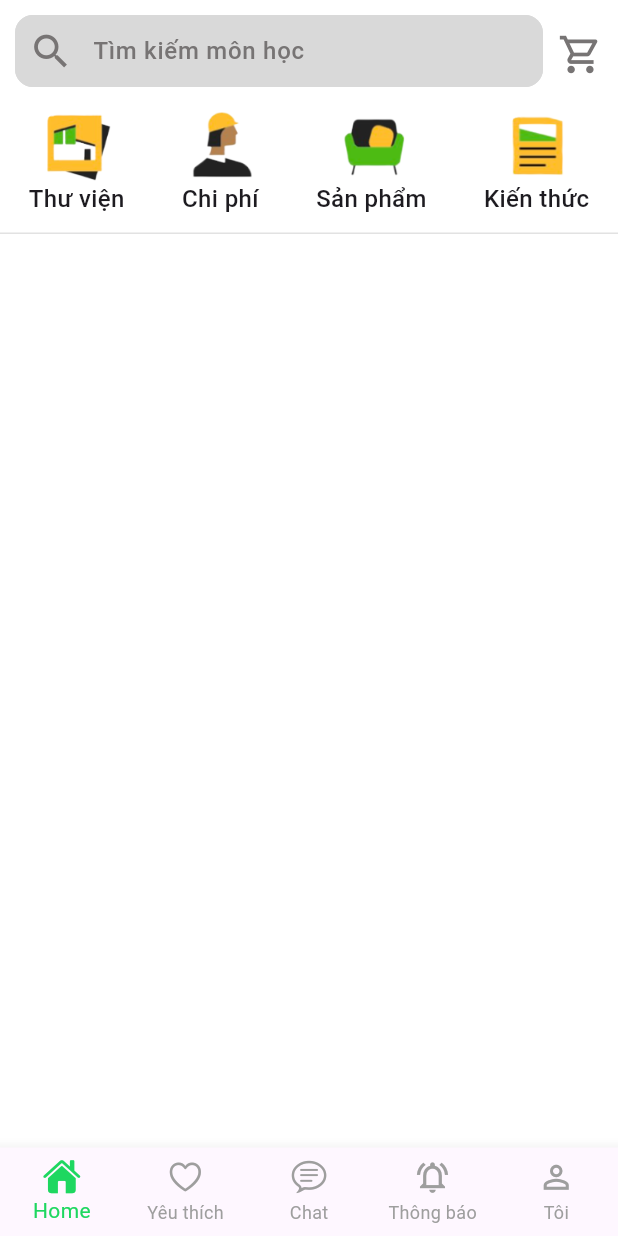
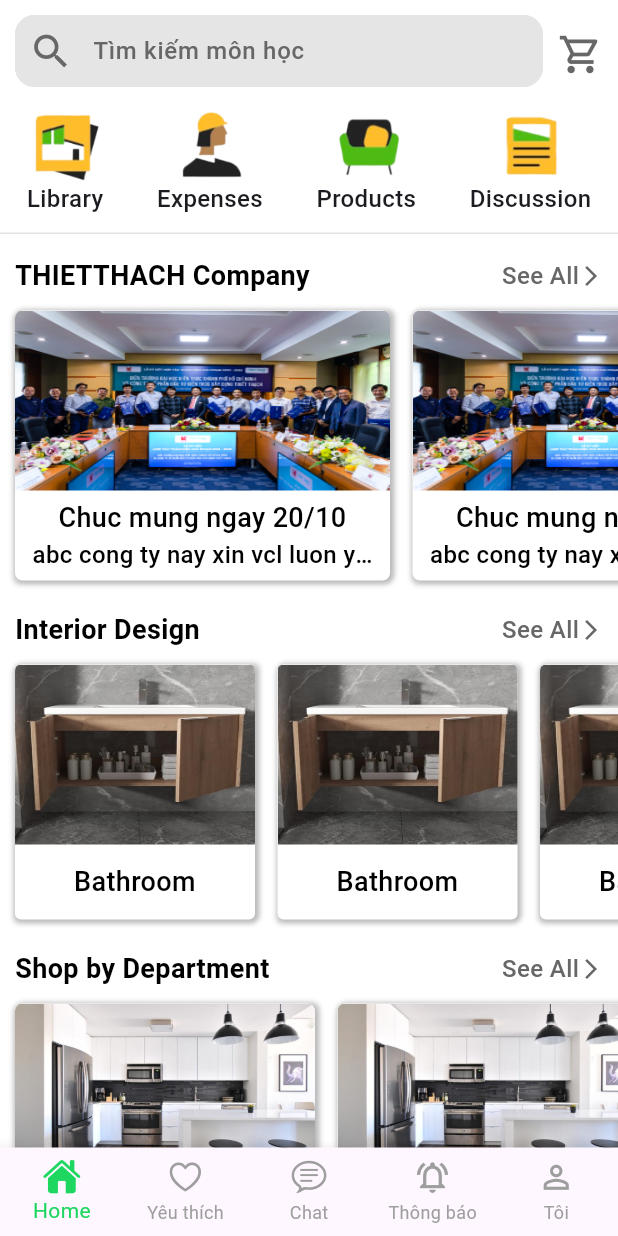
Before and after one commit to duckhai2323/ArHouse, a Flutter app: the screen it shows after launch, on a phone screen of 412 x 824 dp. Run offline on Flutter 3.47's test engine with Material 2 defaults, Android fonts, the phone set to English and light mode, and no system bars; our stand-ins replace curved_navigation_bar, get.

Commit message:
Complete_UIHome

```diff
--- a/lib/colors/colors.dart
+++ b/lib/colors/colors.dart
@@ -7,6 +7,6 @@ class AppColors {
   static const Color logoColor = Color.fromRGBO(42,239,140, 1.0);
   static const Color backgroundIntro = Color.fromRGBO(30,215,96, 1);
   static const Color textIntroColor = Colors.white;
-  static const Color iconColor = Color.fromRGBO(119, 116, 116, 1);
-  static const Color searchColor = Color.fromRGBO(217, 217, 217, 1);
+  static const Color iconColor = Color.fromRGBO(103, 103, 103, 1);
+  static const Color searchColor = Color.fromRGBO(229, 229, 229, 1);
 }
--- /dev/null
+++ b/lib/pages/application/home/display_infor.dart
@@ -0,0 +1,95 @@
+import 'package:flutter/cupertino.dart';
+import 'package:flutter/material.dart';
+import 'package:get/get_state_manager/src/simple/get_view.dart';
+import 'package:thietthach_app/pages/application/home/home_controller.dart';
+
+import '../../../colors/colors.dart';
+
+class InforCompany extends GetView<HomeController>{
+  const InforCompany({super.key});
+
+
+  @override
+  Widget build(BuildContext context) {
+    return Container(
+      height: 200,
+      width: MediaQuery.of(context).size.width,
+      child: ListView.builder(
+        scrollDirection:Axis.horizontal,
+        itemCount: 5,
+        shrinkWrap: true,
+        itemBuilder: (BuildContext context, index){
+          return Container(
+            margin: EdgeInsets.only(left: 10,bottom: 10, top: 10,right: 5),
+            width: 250,
+            height: 180,
+            decoration: BoxDecoration(
+              color: AppColors.backgroundColor,
+              borderRadius: BorderRadius.circular(5),
+              boxShadow: [
+                BoxShadow(
+                  color: Colors.grey.withOpacity(0.5),
+                  spreadRadius: 1,
+                  blurRadius: 2,
+                  offset: Offset(0,2),
+                ),
+                BoxShadow(
+                  color: Colors.grey.withOpacity(0.5),
+                  spreadRadius: 1,
+                  blurRadius: 2,
+                  offset: Offset(2,0),
+                )
+              ],
+            ),
+            child: Column(
+              mainAxisAlignment: MainAxisAlignment.start,
+              mainAxisSize: MainAxisSize.max,
+              crossAxisAlignment: CrossAxisAlignment.start,
+              children: [
+                ClipRRect(
+                  borderRadius: BorderRadius.only(topRight:Radius.circular(5),topLeft: Radius.circular(5)),
+                  child: Image(
+                    image: AssetImage('assets/images/infor.png'),
+                    width: 250,
+                    height: 120,
+                    fit: BoxFit.fill,
+                  ),
+                ),
+
+                Container(
+                  width: 250,
+                  padding: EdgeInsets.only(left: 20,right: 20,top: 5),
+                  child: Text(
+                    'Chuc mung ngay 20/10',
+                    style: TextStyle(
+                      color: Colors.black,
+                      fontWeight: FontWeight.w500,
+                      fontSize: 18,
+                    ),
+                    textAlign:TextAlign.center,
+                    overflow: TextOverflow.ellipsis,
+                  ),
+                ),
+
+                Container(
+                  width: 250,
+                  padding: EdgeInsets.symmetric(horizontal: 10),
+                  child: Text(
+                    'abc cong ty nay xin vcl luon y ao fsfs fbsb bfs sfsf ffsf fsfhshf sfsbfjsbf sfsbf',
+                    style: TextStyle(
+                      color: Colors.black,
+                      fontWeight: FontWeight.w500,
+                      fontSize: 16,
+                    ),
+                    textAlign:TextAlign.center,
+                    overflow: TextOverflow.ellipsis,
+                  ),
+                ),
+              ],
+            ),
+          );
+        },
+      ),
+    );
+  }
+}
--- /dev/null
+++ b/lib/pages/application/home/display_interior.dart
@@ -0,0 +1,81 @@
+import 'package:flutter/cupertino.dart';
+import 'package:flutter/material.dart';
+import 'package:get/get.dart';
+import 'package:thietthach_app/pages/application/home/home_controller.dart';
+
+import '../../../colors/colors.dart';
+
+class InteriorList extends GetView<HomeController>{
+  const InteriorList({super.key});
+
+
+  @override
+  Widget build(BuildContext context) {
+    return  Container(
+      height: 200,
+      width: MediaQuery.of(context).size.width,
+      child: ListView.builder(
+        scrollDirection:Axis.horizontal,
+        itemCount: 5,
+        shrinkWrap: true,
+        itemBuilder: (BuildContext context, index){
+          return Container(
+            margin: EdgeInsets.only(left: 10,bottom: 10, top: 10,right: 5),
+            width: 200,
+            height: 180,
+            decoration: BoxDecoration(
+              color: AppColors.backgroundColor,
+              borderRadius: BorderRadius.circular(5),
+              boxShadow: [
+                BoxShadow(
+                  color: Colors.grey.withOpacity(0.5),
+                  spreadRadius: 1,
+                  blurRadius: 2,
+                  offset: Offset(0,2),
+                ),
+                BoxShadow(
+                  color: Colors.grey.withOpacity(0.5),
+                  spreadRadius: 1,
+                  blurRadius: 2,
+                  offset: Offset(2,0),
+                )
+              ],
+            ),
+            child: Column(
+              mainAxisAlignment: MainAxisAlignment.start,
+              mainAxisSize: MainAxisSize.max,
+              crossAxisAlignment: CrossAxisAlignment.start,
+              children: [
+                ClipRRect(
+                  borderRadius: BorderRadius.only(topRight:Radius.circular(5),topLeft: Radius.circular(5)),
+                  child: Image(
+                    image: AssetImage('assets/images/kitchen1.jpg'),
+                    width: 200,
+                    height: 120,
+                    fit: BoxFit.fill,
+                  ),
+                ),
+
+                Container(
+                  width: 200,
+                  padding: EdgeInsets.only(left: 30,right: 30,top: 5),
+                  child: Center(
+                    child: Text(
+                      'Kitchen & Dining Design',
+                      style: TextStyle(
+                        color: Colors.black,
+                        fontWeight: FontWeight.w500,
+                        fontSize: 18,
+                      ),
+                      textAlign:TextAlign.center,
+                    ),
+                  ),
+                ),
+              ],
+            ),
+          );
+        },
+      ),
+    );
+  }
+}
--- /dev/null
+++ b/lib/pages/application/home/display_shop.dart
@@ -0,0 +1,79 @@
+
+import 'package:flutter/cupertino.dart';
+import 'package:flutter/material.dart';
+import 'package:get/get_state_manager/src/simple/get_view.dart';
+import '../../../colors/colors.dart';
+import 'home_controller.dart';
+
+class ShopDepartment extends GetView<HomeController>{
+
+  @override
+  Widget build(BuildContext context) {
+    return Container(
+      height: 190,
+      width: MediaQuery.of(context).size.width,
+      child: ListView.builder(
+        scrollDirection:Axis.horizontal,
+        itemCount: 5,
+        shrinkWrap: true,
+        itemBuilder: (BuildContext context, index){
+          return Container(
+            margin: EdgeInsets.only(left: 10,bottom: 10, top: 10,right: 5),
+            width: 160,
+            height: 170,
+            decoration: BoxDecoration(
+              color: AppColors.backgroundColor,
+              borderRadius: BorderRadius.circular(4),
+              boxShadow: [
+                BoxShadow(
+                  color: Colors.grey.withOpacity(0.5),
+                  spreadRadius: 1,
+                  blurRadius: 2,
+                  offset: Offset(0,2),
+                ),
+                BoxShadow(
+                  color: Colors.grey.withOpacity(0.5),
+                  spreadRadius: 1,
+                  blurRadius: 2,
+                  offset: Offset(2,0),
+                )
+              ],
+            ),
+            child: Column(
+              mainAxisAlignment: MainAxisAlignment.start,
+              mainAxisSize: MainAxisSize.max,
+              crossAxisAlignment: CrossAxisAlignment.start,
+              children: [
+                ClipRRect(
+                  borderRadius: BorderRadius.only(topRight:Radius.circular(4),topLeft: Radius.circular(4)),
+                  child: Image(
+                    image: AssetImage('assets/images/badroom1.jpg'),
+                    width: 160,
+                    height: 120,
+                    fit: BoxFit.fill,
+                  ),
+                ),
+
+                Container(
+                  width: 160,
+                  height: 50,
+                  child: Center(
+                    child: Text(
+                      'Bathroom',
+                      style: TextStyle(
+                        color: Colors.black,
+                        fontWeight: FontWeight.w500,
+                        fontSize: 18,
+                      ),
+                      textAlign:TextAlign.center,
+                    ),
+                  ),
+                ),
+              ],
+            ),
+          );
+        },
+      ),
+    );
+  }
+}
--- a/lib/pages/application/home/home_view.dart
+++ b/lib/pages/application/home/home_view.dart
@@ -1,6 +1,10 @@
 import 'package:flutter/cupertino.dart';
 import 'package:flutter/material.dart';
 import 'package:get/get_state_manager/src/simple/get_view.dart';
+import 'package:thietthach_app/pages/application/home/display_blog.dart';
+import 'package:thietthach_app/pages/application/home/display_infor.dart';
+import 'package:thietthach_app/pages/application/home/display_interior.dart';
+import 'package:thietthach_app/pages/application/home/display_shop.dart';
 import 'package:thietthach_app/pages/application/home/home_controller.dart';
 
 import '../../../colors/colors.dart';
@@ -36,14 +40,14 @@ class HomePage extends GetView<HomeController>{
                           contentPadding: const EdgeInsets.only(top: 3,left: 10),
                           filled: true,
                           fillColor: AppColors.searchColor,
-                          prefixIcon: Icon(Icons.search,color: AppColors.iconColor,size: 30,),
+                          prefixIcon: const Icon(Icons.search,color: AppColors.iconColor,size: 30,),
                           enabledBorder: OutlineInputBorder(
-                            borderRadius: BorderRadius.circular(12),
-                            borderSide: BorderSide(color: AppColors.searchColor,width: 1),
+                            borderRadius: BorderRadius.circular(13),
+                            borderSide: const BorderSide(color: AppColors.searchColor,width: 1),
                           ),
                           focusedBorder:  OutlineInputBorder(
-                            borderRadius: BorderRadius.circular(12),
-                            borderSide: BorderSide(color: AppColors.searchColor),
+                            borderRadius: BorderRadius.circular(13),
+                            borderSide: const BorderSide(color: AppColors.searchColor),
                           ),
                           hintText: 'Tìm kiếm môn học',
                           hintStyle: const TextStyle(color: AppColors.iconColor,fontWeight: FontWeight.w500,),
@@ -63,7 +67,7 @@ class HomePage extends GetView<HomeController>{
                 ],
               ),
 
-              Row(
+              const Row(
                 mainAxisAlignment: MainAxisAlignment.spaceAround,
                 mainAxisSize: MainAxisSize.max,
                 children: [
@@ -79,7 +83,7 @@ class HomePage extends GetView<HomeController>{
                       ),
 
                       Text(
-                        'Thư viện',
+                        'Library',
                         style: TextStyle(
                           fontSize: 16,
                           fontWeight: FontWeight.w500
@@ -100,7 +104,7 @@ class HomePage extends GetView<HomeController>{
                       ),
 
                       Text(
-                          'Chi phí',
+                          'Expenses',
                         style: TextStyle(
                             fontSize: 16,
                             fontWeight: FontWeight.w500
@@ -121,7 +125,7 @@ class HomePage extends GetView<HomeController>{
                       ),
 
                       Text(
-                          'Sản phẩm',
+                          'Products',
                         style: TextStyle(
                             fontSize: 16,
                             fontWeight: FontWeight.w500
@@ -142,7 +146,7 @@ class HomePage extends GetView<HomeController>{
                       ),
 
                       Text(
-                          'Kiến thức',
+                          'Discussion',
                         style: TextStyle(
                             fontSize: 16,
                             fontWeight: FontWeight.w500
@@ -156,7 +160,114 @@ class HomePage extends GetView<HomeController>{
           ),
         ),
       ),
-      body: Container(),
+      body: SingleChildScrollView(
+        scrollDirection: Axis.vertical,
+        child: Column(
+          mainAxisSize: MainAxisSize.max,
+          mainAxisAlignment: MainAxisAlignment.start,
+          crossAxisAlignment: CrossAxisAlignment.start,
+          children: [
+            Padding(
+              padding: const EdgeInsets.only(left: 10.0,right: 10,top: 15),
+              child: Row(
+                mainAxisAlignment: MainAxisAlignment.spaceBetween,
+                children: [
+                  Expanded(
+                    child: Text(
+                      'THIETTHACH Company',
+                      style: TextStyle(
+                        color: Colors.black,
+                        fontSize: 18,
+                        fontWeight: FontWeight.w600
+                      ),
+                    ),
+                  ),
+
+                  Text(
+                    'See All',
+                    style: TextStyle(
+                      color: AppColors.iconColor,
+                      fontSize: 16,
+                      fontWeight: FontWeight.w500,
+                    ),
+                  ),
+
+                  Icon(Icons.arrow_forward_ios,size: 16,color: AppColors.iconColor,)
+                ],
+              ),
+            ),
+
+            InforCompany(),
+
+            Padding(
+              padding: const EdgeInsets.only(left: 10.0,right: 10,top: 10),
+              child: Row(
+                mainAxisAlignment: MainAxisAlignment.spaceBetween,
+                children: [
+                  Expanded(
+                    child: Text(
+                      'Interior Design',
+                      style: TextStyle(
+                          color: Colors.black,
+                          fontSize: 18,
+                          fontWeight: FontWeight.w600
+                      ),
+                    ),
+                  ),
+
+                  Text(
+                    'See All',
+                    style: TextStyle(
+                      color: AppColors.iconColor,
+                      fontSize: 16,
+                      fontWeight: FontWeight.w500,
+                    ),
+                  ),
+
+                  Icon(Icons.arrow_forward_ios,size: 16,color: AppColors.iconColor,)
+                ],
+              ),
+            ),
+
+            ShopDepartment(),
+            //InteriorList(),
+
+            Padding(
+              padding: const EdgeInsets.only(left: 10.0,right: 10,top: 10),
+              child: Row(
+                mainAxisAlignment: MainAxisAlignment.spaceBetween,
+                children: [
+                  Expanded(
+                    child: Text(
+                      'Shop by Department',
+                      style: TextStyle(
+                          color: Colors.black,
+                          fontSize: 18,
+                          fontWeight: FontWeight.w600
+                      ),
+                    ),
+                  ),
+
+                  Text(
+                    'See All',
+                    style: TextStyle(
+                      color: AppColors.iconColor,
+                      fontSize: 16,
+                      fontWeight: FontWeight.w500,
+                    ),
+                  ),
+
+                  Icon(Icons.arrow_forward_ios,size: 16,color: AppColors.iconColor,)
+                ],
+              ),
+            ),
+
+            //ShopDepartment(),
+            InteriorList(),
+            BlogList(),
+          ],
+        ),
+      ),
     );
   }
 }
```
Also changed, not shown: lib/pages/application/home/display_blog.dart (added, +190 -0 lines), assets/images/2.jpg (added), assets/images/badroom1.jpg (added), assets/images/infor.png (added), assets/images/kitchen1.jpg (added).
